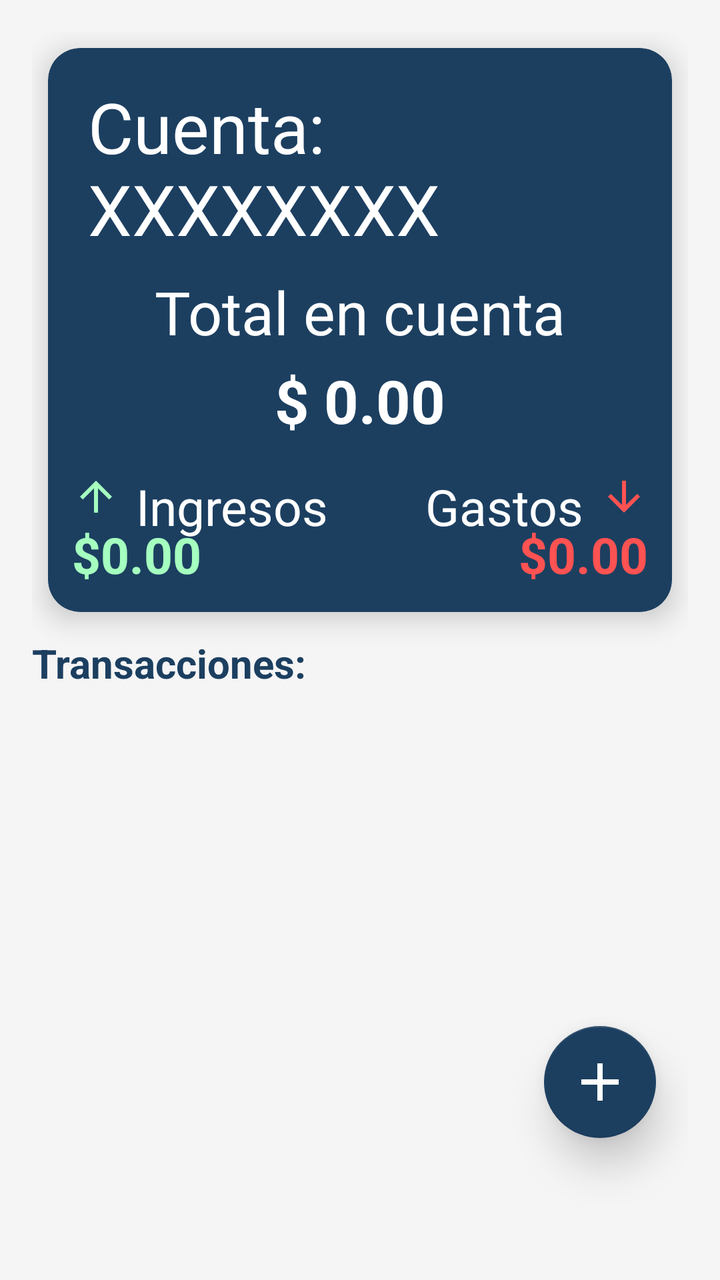
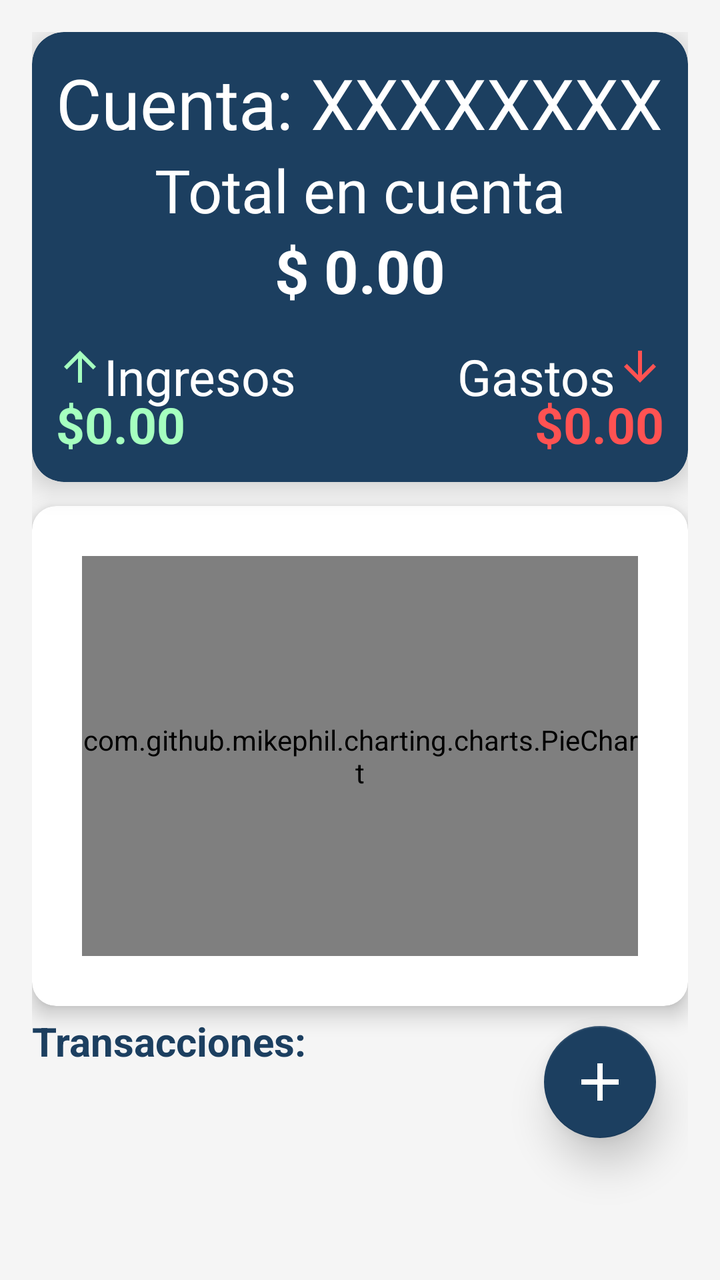

The first picture is an Android layout as it rendered before a commit; the second is the same layout after the commit. The layout source and the unified diff follow.
<!-- AndroidManifest.xml: application theme Theme.Parcial1amacn4avfiordaliso -->
<!-- res/layout/fragment_home.xml -->
<?xml version="1.0" encoding="utf-8"?>
<androidx.constraintlayout.widget.ConstraintLayout xmlns:android="http://schemas.android.com/apk/res/android"
    xmlns:app="http://schemas.android.com/apk/res-auto"
    xmlns:tools="http://schemas.android.com/tools"
    android:layout_width="match_parent"
    android:layout_height="match_parent"
    android:background="@color/fondo"
    android:padding="16dp">

    <androidx.cardview.widget.CardView
        android:id="@+id/cardResumen"
        android:layout_width="0dp"
        android:layout_height="wrap_content"
        android:layout_margin="8dp"
        android:layout_marginBottom="12dp"
        app:cardCornerRadius="16dp"
        app:cardElevation="8dp"
        app:layout_constraintTop_toTopOf="parent"
        app:layout_constraintStart_toStartOf="parent"
        app:layout_constraintEnd_toEndOf="parent"
        android:backgroundTint="@color/colorPrimary">

        <androidx.constraintlayout.widget.ConstraintLayout
            android:layout_width="match_parent"
            android:layout_height="wrap_content"
            android:padding="12dp">

            <TextView
                android:id="@+id/tvCuenta"
                android:layout_width="wrap_content"
                android:layout_height="wrap_content"
                android:layout_marginStart="8dp"
                android:layout_marginTop="4dp"
                android:text="Cuenta: XXXXXXXX"
                android:textColor="@color/white"
                android:textSize="35sp"
                app:layout_constraintStart_toStartOf="parent"
                app:layout_constraintTop_toTopOf="parent" />

            <TextView
                android:id="@+id/tvTotalLabel"
                android:layout_width="wrap_content"
                android:layout_height="wrap_content"
                android:layout_marginTop="8dp"
                android:text="Total en cuenta"
                android:textColor="@color/white"
                android:textSize="30sp"
                app:layout_constraintEnd_toEndOf="parent"
                app:layout_constraintStart_toStartOf="parent"
                app:layout_constraintTop_toBottomOf="@id/tvCuenta" />

            <TextView
                android:id="@+id/tvTotalMonto"
                android:layout_width="wrap_content"
                android:layout_height="wrap_content"
                android:layout_marginTop="4dp"
                android:text="$ 0.00"
                android:textColor="@color/white"
                android:textSize="30sp"
                android:textStyle="bold"
                app:layout_constraintEnd_toEndOf="parent"
                app:layout_constraintStart_toStartOf="parent"
                app:layout_constraintTop_toBottomOf="@id/tvTotalLabel" />

            <ImageView
                android:id="@+id/iconIngresos"
                android:layout_width="24dp"
                android:layout_height="24dp"
                android:layout_marginTop="16dp"
                android:src="@drawable/baseline_arrow_upward_24"
                app:layout_constraintStart_toStartOf="parent"
                app:layout_constraintTop_toBottomOf="@id/tvTotalMonto" />

            <TextView
                android:id="@+id/tvIngresosLabel"
                android:layout_width="wrap_content"
                android:layout_height="wrap_content"
                android:layout_marginStart="8dp"
                android:text="Ingresos"
                android:textColor="@color/white"
                android:textSize="25sp"
                app:layout_constraintStart_toEndOf="@id/iconIngresos"
                app:layout_constraintTop_toTopOf="@id/iconIngresos" />

            <TextView
                android:id="@+id/tvIngresosMonto"
                android:layout_width="wrap_content"
                android:layout_height="wrap_content"
                android:text="$0.00"
                android:textColor="@color/colorIngreso"
                android:textSize="25sp"
                android:textStyle="bold"
                app:layout_constraintStart_toStartOf="parent"
                app:layout_constraintTop_toBottomOf="@id/iconIngresos" />

            <ImageView
                android:id="@+id/iconGastos"
                android:layout_width="24dp"
                android:layout_height="24dp"
                android:layout_marginTop="16dp"
                android:src="@drawable/baseline_arrow_downward_24"
                app:layout_constraintEnd_toEndOf="parent"
                app:layout_constraintTop_toBottomOf="@id/tvTotalMonto" />

            <TextView
                android:id="@+id/tvGastosLabel"
                android:layout_width="wrap_content"
                android:layout_height="wrap_content"
                android:layout_marginEnd="8dp"
                android:text="Gastos"
                android:textColor="@color/white"
                android:textSize="25sp"
                app:layout_constraintEnd_toStartOf="@id/iconGastos"
                app:layout_constraintTop_toTopOf="@id/iconGastos" />

            <TextView
                android:id="@+id/tvGastosMonto"
                android:layout_width="wrap_content"
                android:layout_height="wrap_content"
                android:text="$0.00"
                android:textColor="@color/colorGasto"
                android:textSize="25sp"
                android:textStyle="bold"
                app:layout_constraintEnd_toEndOf="parent"
                app:layout_constraintTop_toBottomOf="@id/iconGastos" />
        </androidx.constraintlayout.widget.ConstraintLayout>
    </androidx.cardview.widget.CardView>

    <TextView
        android:id="@+id/tvTituloTransacciones"
        android:layout_width="wrap_content"
        android:layout_height="wrap_content"
        android:text="Transacciones:"
        android:textSize="20sp"
        android:textStyle="bold"
        android:textColor="@color/colorPrimary"
        android:layout_marginTop="12dp"
        android:layout_marginBottom="4dp"
        app:layout_constraintTop_toBottomOf="@id/cardResumen"
        app:layout_constraintStart_toStartOf="parent" />

    <ScrollView
        android:id="@+id/scrollTransacciones"
        android:layout_width="0dp"
        android:layout_height="0dp"
        android:layout_marginTop="4dp"
        android:fillViewport="true"
        app:layout_constraintTop_toBottomOf="@id/tvTituloTransacciones"
        app:layout_constraintBottom_toTopOf="@id/fabMain"
        app:layout_constraintStart_toStartOf="parent"
        app:layout_constraintEnd_toEndOf="parent">

        <LinearLayout
            android:id="@+id/listaTransacciones"
            android:orientation="vertical"
            android:layout_width="match_parent"
            android:layout_height="wrap_content"
            android:padding="8dp"
            android:paddingBottom="16dp"/>
    </ScrollView>

    <com.google.android.material.floatingactionbutton.FloatingActionButton
        android:id="@+id/fabMain"
        android:layout_width="wrap_content"
        android:layout_height="wrap_content"
        android:layout_marginEnd="16dp"
        android:layout_marginBottom="55dp"
        android:src="@drawable/baseline_add_24"
        app:tint="@android:color/white"
        app:backgroundTint="@color/colorPrimary"
        app:layout_constraintBottom_toBottomOf="parent"
        app:layout_constraintEnd_toEndOf="parent"
        app:elevation="12dp"
        app:maxImageSize="32dp"/>
</androidx.constraintlayout.widget.ConstraintLayout>
<!-- resources referenced by this layout -->
<resources>
  <color name="colorGasto">#FF5252</color>
  <color name="colorIngreso">#A5FFBF</color>
  <color name="colorPrimary">#1C3F60</color>
  <color name="fondo">#F5F5F5</color>
  <color name="white">#FFFFFFFF</color>
  <!-- drawable baseline_add_24 (drawable) -->
  <vector xmlns:android="http://schemas.android.com/apk/res/android" android:height="24dp" android:tint="#FFFFFF" android:viewportHeight="24" android:viewportWidth="24" android:width="24dp">
        
      <path android:fillColor="@android:color/white" android:pathData="M19,13h-6v6h-2v-6H5v-2h6V5h2v6h6v2z"/>
      
  </vector>
  <!-- drawable baseline_arrow_downward_24 (drawable) -->
  <vector xmlns:android="http://schemas.android.com/apk/res/android" android:height="24dp" android:tint="#FF5252" android:viewportHeight="24" android:viewportWidth="24" android:width="24dp">
        
      <path android:fillColor="@android:color/white" android:pathData="M20,12l-1.41,-1.41L13,16.17V4h-2v12.17l-5.58,-5.59L4,12l8,8 8,-8z"/>
      
  </vector>
  <!-- drawable baseline_arrow_upward_24 (drawable) -->
  <vector xmlns:android="http://schemas.android.com/apk/res/android" android:height="24dp" android:tint="#A5FFBF" android:viewportHeight="24" android:viewportWidth="24" android:width="24dp">
        
      <path android:fillColor="@android:color/white" android:pathData="M4,12l1.41,1.41L11,7.83V20h2V7.83l5.58,5.59L20,12l-8,-8 -8,8z"/>
      
  </vector>
  <style name="Theme.Parcial1amacn4avfiordaliso" parent="Theme.MaterialComponents.DayNight.NoActionBar">
          <item name="colorPrimary">@color/colorPrimary</item>
          <item name="colorPrimaryVariant">@color/colorPrimaryVariant</item>
          <item name="colorOnPrimary">@color/white</item>
  
          <item name="colorSecondary">@color/colorAccent</item>
          <item name="colorOnSecondary">@color/black</item>
  
          <item name="android:colorBackground">@color/white</item>
          <item name="colorOnBackground">@color/black</item>
      </style>
  <color name="colorPrimaryVariant">#14493E</color>
  <color name="colorAccent">#C9A44C</color>
  <color name="black">#FF000000</color>
</resources>

<!-- the commit's change to res/layout/fragment_home.xml (unified diff, before → after) -->
@@ -1,18 +1,21 @@
 <?xml version="1.0" encoding="utf-8"?>
-<androidx.constraintlayout.widget.ConstraintLayout xmlns:android="http://schemas.android.com/apk/res/android"
+<androidx.constraintlayout.widget.ConstraintLayout
+    xmlns:android="http://schemas.android.com/apk/res/android"
     xmlns:app="http://schemas.android.com/apk/res-auto"
     xmlns:tools="http://schemas.android.com/tools"
+    android:id="@+id/containerHome"
     android:layout_width="match_parent"
     android:layout_height="match_parent"
     android:background="@color/fondo"
-    android:padding="16dp">
+    android:padding="16dp"
+    tools:context=".ui.home.HomeFragment">
+
 
     <androidx.cardview.widget.CardView
         android:id="@+id/cardResumen"
         android:layout_width="0dp"
         android:layout_height="wrap_content"
-        android:layout_margin="8dp"
-        android:layout_marginBottom="12dp"
+        android:layout_marginBottom="16dp"
         app:cardCornerRadius="16dp"
         app:cardElevation="8dp"
         app:layout_constraintTop_toTopOf="parent"
@@ -29,8 +32,6 @@
                 android:id="@+id/tvCuenta"
                 android:layout_width="wrap_content"
                 android:layout_height="wrap_content"
-                android:layout_marginStart="8dp"
-                android:layout_marginTop="4dp"
                 android:text="Cuenta: XXXXXXXX"
                 android:textColor="@color/white"
                 android:textSize="35sp"
@@ -41,26 +42,25 @@
                 android:id="@+id/tvTotalLabel"
                 android:layout_width="wrap_content"
                 android:layout_height="wrap_content"
-                android:layout_marginTop="8dp"
                 android:text="Total en cuenta"
                 android:textColor="@color/white"
                 android:textSize="30sp"
-                app:layout_constraintEnd_toEndOf="parent"
+                app:layout_constraintTop_toBottomOf="@id/tvCuenta"
                 app:layout_constraintStart_toStartOf="parent"
-                app:layout_constraintTop_toBottomOf="@id/tvCuenta" />
+                app:layout_constraintEnd_toEndOf="parent" />
 
             <TextView
                 android:id="@+id/tvTotalMonto"
                 android:layout_width="wrap_content"
                 android:layout_height="wrap_content"
-                android:layout_marginTop="4dp"
                 android:text="$ 0.00"
                 android:textColor="@color/white"
                 android:textSize="30sp"
                 android:textStyle="bold"
-                app:layout_constraintEnd_toEndOf="parent"
+                app:layout_constraintTop_toBottomOf="@id/tvTotalLabel"
                 app:layout_constraintStart_toStartOf="parent"
-                app:layout_constraintTop_toBottomOf="@id/tvTotalLabel" />
+                app:layout_constraintEnd_toEndOf="parent" />
+
 
             <ImageView
                 android:id="@+id/iconIngresos"
@@ -68,14 +68,13 @@
                 android:layout_height="24dp"
                 android:layout_marginTop="16dp"
                 android:src="@drawable/baseline_arrow_upward_24"
-                app:layout_constraintStart_toStartOf="parent"
-                app:layout_constraintTop_toBottomOf="@id/tvTotalMonto" />
+                app:layout_constraintTop_toBottomOf="@id/tvTotalMonto"
+                app:layout_constraintStart_toStartOf="parent" />
 
             <TextView
                 android:id="@+id/tvIngresosLabel"
                 android:layout_width="wrap_content"
                 android:layout_height="wrap_content"
-                android:layout_marginStart="8dp"
                 android:text="Ingresos"
                 android:textColor="@color/white"
                 android:textSize="25sp"
@@ -90,8 +89,9 @@
                 android:textColor="@color/colorIngreso"
                 android:textSize="25sp"
                 android:textStyle="bold"
-                app:layout_constraintStart_toStartOf="parent"
-                app:layout_constraintTop_toBottomOf="@id/iconIngresos" />
+                app:layout_constraintTop_toBottomOf="@id/iconIngresos"
+                app:layout_constraintStart_toStartOf="parent" />
+
 
             <ImageView
                 android:id="@+id/iconGastos"
@@ -99,14 +99,13 @@
                 android:layout_height="24dp"
                 android:layout_marginTop="16dp"
                 android:src="@drawable/baseline_arrow_downward_24"
-                app:layout_constraintEnd_toEndOf="parent"
-                app:layout_constraintTop_toBottomOf="@id/tvTotalMonto" />
+                app:layout_constraintTop_toBottomOf="@id/tvTotalMonto"
+                app:layout_constraintEnd_toEndOf="parent" />
 
             <TextView
                 android:id="@+id/tvGastosLabel"
                 android:layout_width="wrap_content"
                 android:layout_height="wrap_content"
-                android:layout_marginEnd="8dp"
                 android:text="Gastos"
                 android:textColor="@color/white"
                 android:textSize="25sp"
@@ -121,9 +120,29 @@
                 android:textColor="@color/colorGasto"
                 android:textSize="25sp"
                 android:textStyle="bold"
-                app:layout_constraintEnd_toEndOf="parent"
-                app:layout_constraintTop_toBottomOf="@id/iconGastos" />
+                app:layout_constraintTop_toBottomOf="@id/iconGastos"
+                app:layout_constraintEnd_toEndOf="parent" />
         </androidx.constraintlayout.widget.ConstraintLayout>
+    </androidx.cardview.widget.CardView>
+
+    <androidx.cardview.widget.CardView
+        android:id="@+id/cardChart"
+        android:layout_width="0dp"
+        android:layout_height="wrap_content"
+        android:layout_marginBottom="18dp"
+        android:layout_marginTop="12dp"
+        app:cardElevation="6dp"
+        app:cardCornerRadius="12dp"
+        app:layout_constraintTop_toBottomOf="@id/cardResumen"
+        app:layout_constraintStart_toStartOf="parent"
+        app:layout_constraintEnd_toEndOf="parent"
+        android:backgroundTint="@android:color/white">
+
+        <com.github.mikephil.charting.charts.PieChart
+            android:id="@+id/pieChart"
+            android:layout_width="match_parent"
+            android:layout_height="200dp"
+            android:layout_margin="25dp"/>
     </androidx.cardview.widget.CardView>
 
     <TextView
@@ -134,9 +153,8 @@
         android:textSize="20sp"
         android:textStyle="bold"
         android:textColor="@color/colorPrimary"
-        android:layout_marginTop="12dp"
-        android:layout_marginBottom="4dp"
-        app:layout_constraintTop_toBottomOf="@id/cardResumen"
+        android:layout_marginTop="4dp"
+        app:layout_constraintTop_toBottomOf="@id/cardChart"
         app:layout_constraintStart_toStartOf="parent" />
 
     <ScrollView
@@ -144,6 +162,7 @@
         android:layout_width="0dp"
         android:layout_height="0dp"
         android:layout_marginTop="4dp"
+        android:layout_marginBottom="8dp"
         android:fillViewport="true"
         app:layout_constraintTop_toBottomOf="@id/tvTituloTransacciones"
         app:layout_constraintBottom_toTopOf="@id/fabMain"
@@ -152,9 +171,9 @@
 
         <LinearLayout
             android:id="@+id/listaTransacciones"
-            android:orientation="vertical"
             android:layout_width="match_parent"
             android:layout_height="wrap_content"
+            android:orientation="vertical"
             android:padding="8dp"
             android:paddingBottom="16dp"/>
     </ScrollView>
